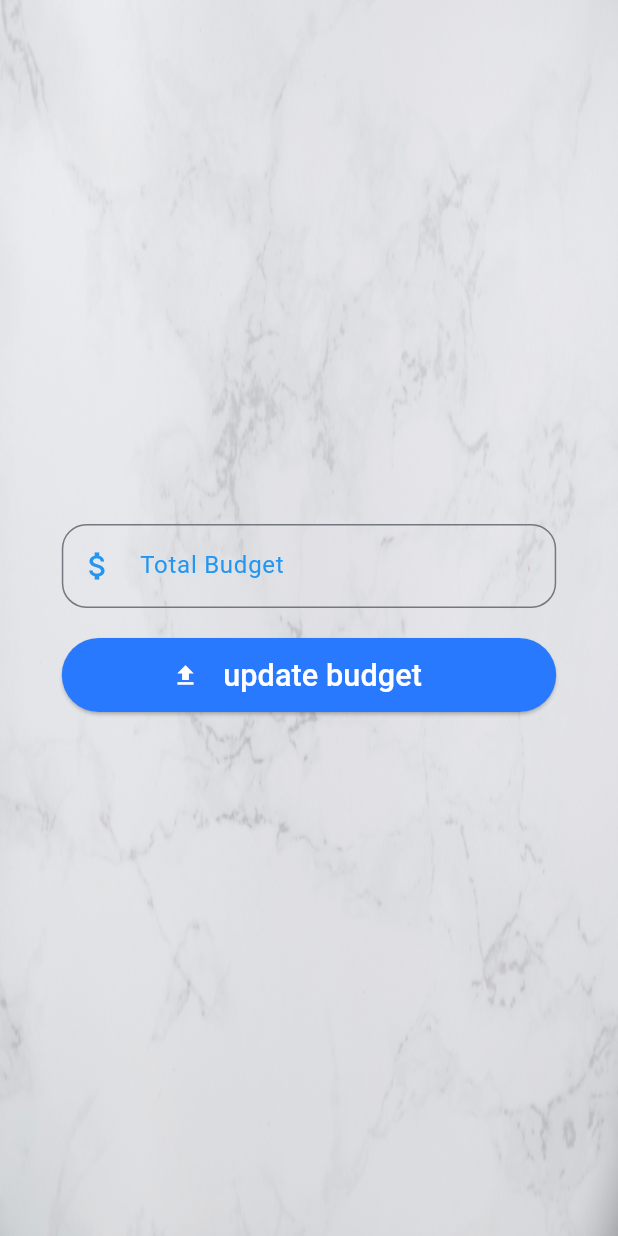
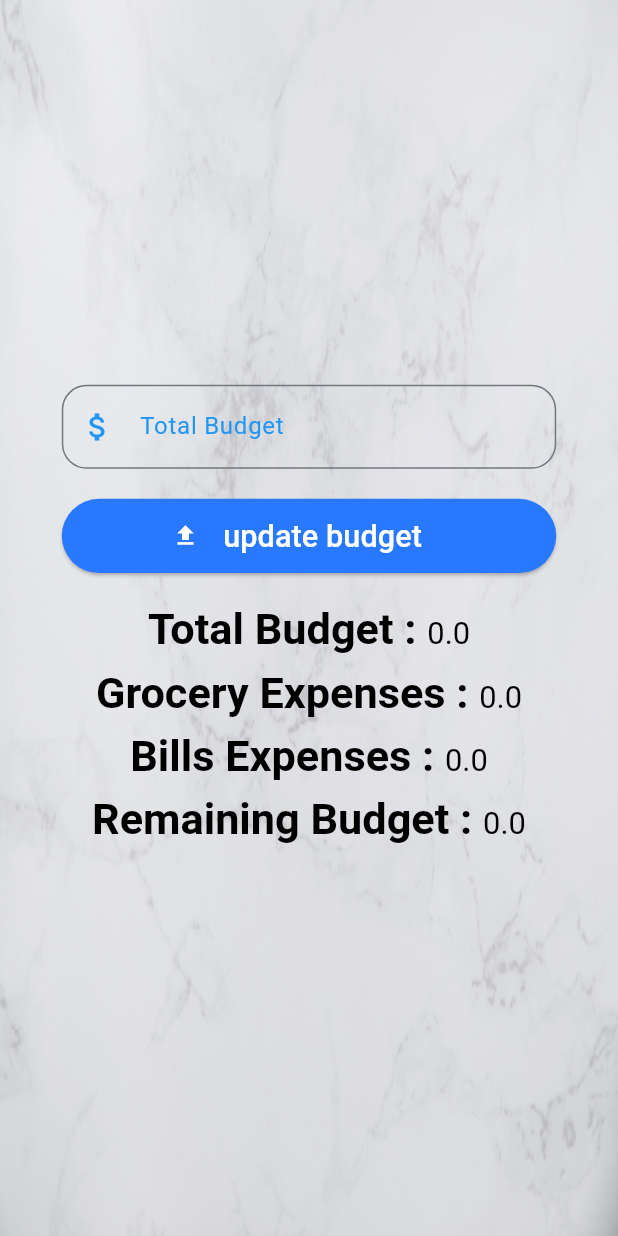
Before and after one commit to UmairRuman/home_manager, a Flutter app: the OverviewPage screen opened directly, after a tap on "update budget", on a phone screen of 412 x 824 dp. Run offline on Flutter 3.47's test engine with Material 3 defaults, Android fonts, the phone set to English and light mode, and no system bars; our stand-ins replace connectivity_plus, flutter_riverpod, get_it, lottie, shared_preferences; accounts and stored records are empty.

Commit message:
controllers connected

```diff
--- a/lib/main.dart
+++ b/lib/main.dart
@@ -15,6 +15,7 @@ import 'package:shared_preferences/shared_preferences.dart';
 
 void main() async {
   WidgetsFlutterBinding.ensureInitialized();
+
   log('initial widget binding initialized');
   GetIt.I.registerSingleton<SharedPreferences>(
     await SharedPreferences.getInstance(),
--- a/lib/pages/home_page/view/home_page.dart
+++ b/lib/pages/home_page/view/home_page.dart
@@ -48,9 +48,9 @@ class _HomePageState extends State<HomePage> {
               scrollDirection: Axis.horizontal,
               children: const [
                 OverviewPage(),
+                UtilityPage(),
+                WeatherPage(),
                 GroceryPage(),
-                WeatherPage(),
-                UtilityPage(),
                 ProfilePage(),
               ],
             ),
--- a/lib/pages/home_page/widgets/bottom_navigation_bar.dart
+++ b/lib/pages/home_page/widgets/bottom_navigation_bar.dart
@@ -50,7 +50,12 @@ class HomePageBottomNavigationBar extends StatelessWidget {
 
     return StatefulBuilder(
       builder: (context, setState) {
-        return BottomNavigationBar(items: []);/// items need to be added
+        return BottomNavigationBar(items: [
+          BottomNavigationBarItem(icon: Icon(Icons.abc), label: 'First'),
+          BottomNavigationBarItem(icon: Icon(Icons.abc), label: 'Second'),
+        ]);
+
+        /// items need to be added
       },
     );
   }
--- a/lib/pages/login_page/controller/login_page_controller.dart
+++ b/lib/pages/login_page/controller/login_page_controller.dart
@@ -1,3 +1,5 @@
+import 'dart:developer';
+
 import 'package:flutter/material.dart';
 import 'package:flutter_project_home_manager/pages/home_page/view/home_page.dart';
 import 'package:flutter_project_home_manager/pages/login_page/controller/login_page_states.dart';
@@ -19,8 +21,11 @@ class LoginPageController extends Notifier<LoginPageState> {
   SharedPreferences sharedData = GetIt.I<SharedPreferences>();
   String? username, password;
 
+  // login button on click function
   loginButtonOnClick(BuildContext context) {
+    log('log in button clicked');
     if (formKey.currentState!.validate()) {
+      log('form get validated');
       sharedData.setBool(
           SharedPreferencesConstant.kAccountCreatedButLogout, false);
       usernameController.text = '';
--- a/lib/pages/login_page/view/login_page.dart
+++ b/lib/pages/login_page/view/login_page.dart
@@ -1,4 +1,5 @@
 import 'package:flutter/material.dart';
+import 'package:flutter_project_home_manager/pages/login_page/controller/login_page_controller.dart';
 
 import 'package:flutter_project_home_manager/pages/login_page/widgets/button_widgets.dart';
 import 'package:flutter_project_home_manager/pages/login_page/widgets/text_fields_widgets.dart';
@@ -10,7 +11,7 @@ class LoginPage extends ConsumerWidget {
   static const pageAddress = '/loginPage';
   @override
   Widget build(BuildContext context, WidgetRef ref) {
-
+    var controller = ref.read(logingPageProvider.notifier);
     final Size(:height, :width) = MediaQuery.sizeOf(context);
     return PopScope(
       canPop: false,
@@ -23,7 +24,7 @@ class LoginPage extends ConsumerWidget {
                   opacity: 0.4)),
           child: Center(
             child: Form(
-              key: key,
+              key: controller.formKey,
               child: SizedBox(
                 height: height * 0.6,
                 child: Column(
--- a/lib/pages/login_page/widgets/button_widgets.dart
+++ b/lib/pages/login_page/widgets/button_widgets.dart
@@ -1,29 +1,23 @@
 import 'package:flutter/material.dart';
 import 'package:flutter_project_home_manager/pages/common_app_widgets/common_button.dart';
-
+import 'package:flutter_project_home_manager/pages/login_page/controller/login_page_controller.dart';
 import 'package:flutter_project_home_manager/utils/shared_prefernces_constants.dart';
-
 import 'package:flutter_riverpod/flutter_riverpod.dart';
 import 'package:get_it/get_it.dart';
 import 'package:shared_preferences/shared_preferences.dart';
 
-class LoginButton extends ConsumerStatefulWidget {
+class LoginButton extends ConsumerWidget {
   const LoginButton({super.key});
 
   @override
-  ConsumerState<LoginButton> createState() => _LoginButtonState();
-}
-
-class _LoginButtonState extends ConsumerState<LoginButton> {
-  @override
-  Widget build(BuildContext context) {
+  Widget build(BuildContext context, WidgetRef ref) {
+    var controller = ref.read(logingPageProvider.notifier);
     final size = MediaQuery.sizeOf(context);
 
     onClick() {
-
       GetIt.I<SharedPreferences>()
-        .setBool(SharedPreferencesConstant.kAccountCreatedButLogout, false);
-
+          .setBool(SharedPreferencesConstant.kAccountCreatedButLogout, false);
+      controller.loginButtonOnClick(context);
     }
 
     return AppCommonButton(
--- /dev/null
+++ b/lib/pages/overview_page/controller/overview_page_controller.dart
@@ -0,0 +1,20 @@
+import 'package:flutter/material.dart';
+import 'package:flutter_project_home_manager/pages/overview_page/controller/overview_page_state.dart';
+import 'package:flutter_riverpod/flutter_riverpod.dart';
+
+final overviewPageProvider =
+    NotifierProvider<OverviewPageController, OverviewPageStates>(
+        OverviewPageController.new);
+
+class OverviewPageController extends Notifier<OverviewPageStates> {
+  TextEditingController totalBudgetTextController = TextEditingController();
+  double totalBudgetText = 0.0;
+  double groceryExpenseText = 0.0;
+  double utilityBillsExpenseText = 0.0;
+  double remainingBalanceText = 0.0;
+
+  @override
+  OverviewPageStates build() {
+    return OverviewPageInitialState();
+  }
+}
--- /dev/null
+++ b/lib/pages/overview_page/controller/overview_page_state.dart
@@ -0,0 +1,5 @@
+@override
+abstract class OverviewPageStates {}
+
+@override
+class OverviewPageInitialState extends OverviewPageStates {}
--- a/lib/pages/overview_page/view/overview_page.dart
+++ b/lib/pages/overview_page/view/overview_page.dart
@@ -1,4 +1,8 @@
 import 'package:flutter/material.dart';
+import 'package:flutter_project_home_manager/pages/overview_page/widgets/bills_expenses_text.dart';
+import 'package:flutter_project_home_manager/pages/overview_page/widgets/grocery_expenses_text.dart';
+import 'package:flutter_project_home_manager/pages/overview_page/widgets/remaining_balance_text.dart';
+import 'package:flutter_project_home_manager/pages/overview_page/widgets/total_budget_text.dart';
 import 'package:flutter_project_home_manager/pages/overview_page/widgets/total_budget_text_field.dart';
 import 'package:flutter_project_home_manager/pages/overview_page/widgets/udpate_budget_button.dart';
 
@@ -23,10 +27,10 @@ class OverviewPage extends ConsumerWidget {
             children: [
               TotalBudgetTextField(),
               UpdateBudgetButton(),
-              // TotalBudgetText(),
-              // GroceryExpensesText(),
-              // BillsExpensesText(),
-              // RemainingBalanceText()
+              TotalBudgetText(),
+              GroceryExpensesText(),
+              BillsExpensesText(),
+              RemainingBalanceText()
             ],
           ),
         ),
--- /dev/null
+++ b/lib/pages/overview_page/widgets/bills_expenses_text.dart
@@ -0,0 +1,36 @@
+import 'package:flutter/material.dart';
+import 'package:flutter_project_home_manager/pages/overview_page/controller/overview_page_controller.dart';
+import 'package:flutter_riverpod/flutter_riverpod.dart';
+
+class BillsExpensesText extends ConsumerWidget {
+  const BillsExpensesText({super.key});
+
+  @override
+  Widget build(BuildContext context, WidgetRef ref) {
+    var controller = ref.read(overviewPageProvider.notifier);
+    var Size(:width) = MediaQuery.sizeOf(context);
+    return Padding(
+      padding: EdgeInsets.all(width * 0.01),
+      child: RichText(
+        text: TextSpan(
+          children: [
+            TextSpan(
+              text: 'Bills Expenses : ',
+              style: TextStyle(
+                  color: Colors.black,
+                  fontSize: width * 0.07,
+                  fontWeight: FontWeight.bold),
+            ),
+            TextSpan(
+              text: controller.utilityBillsExpenseText.toString(),
+              style: TextStyle(
+                color: Colors.black,
+                fontSize: width * 0.05,
+              ),
+            )
+          ],
+        ),
+      ),
+    );
+  }
+}
--- /dev/null
+++ b/lib/pages/overview_page/widgets/grocery_expenses_text.dart
@@ -0,0 +1,36 @@
+import 'package:flutter/material.dart';
+import 'package:flutter_project_home_manager/pages/overview_page/controller/overview_page_controller.dart';
+import 'package:flutter_riverpod/flutter_riverpod.dart';
+
+class GroceryExpensesText extends ConsumerWidget {
+  const GroceryExpensesText({super.key});
+
+  @override
+  Widget build(BuildContext context, WidgetRef ref) {
+    var controller = ref.read(overviewPageProvider.notifier);
+    var Size(:width) = MediaQuery.sizeOf(context);
+    return Padding(
+      padding: EdgeInsets.all(width * 0.01),
+      child: RichText(
+        text: TextSpan(
+          children: [
+            TextSpan(
+              text: 'Grocery Expenses : ',
+              style: TextStyle(
+                  color: Colors.black,
+                  fontSize: width * 0.07,
+                  fontWeight: FontWeight.bold),
+            ),
+            TextSpan(
+              text: controller.groceryExpenseText.toString(),
+              style: TextStyle(
+                color: Colors.black,
+                fontSize: width * 0.05,
+              ),
+            )
+          ],
+        ),
+      ),
+    );
+  }
+}
--- /dev/null
+++ b/lib/pages/overview_page/widgets/remaining_balance_text.dart
@@ -0,0 +1,36 @@
+import 'package:flutter/material.dart';
+import 'package:flutter_project_home_manager/pages/overview_page/controller/overview_page_controller.dart';
+import 'package:flutter_riverpod/flutter_riverpod.dart';
+
+class RemainingBalanceText extends ConsumerWidget {
+  const RemainingBalanceText({super.key});
+
+  @override
+  Widget build(BuildContext context, WidgetRef ref) {
+    var controller = ref.read(overviewPageProvider.notifier);
+    var Size(:width) = MediaQuery.sizeOf(context);
+    return Padding(
+      padding: EdgeInsets.all(width * 0.01),
+      child: RichText(
+        text: TextSpan(
+          children: [
+            TextSpan(
+              text: 'Remaining Budget : ',
+              style: TextStyle(
+                  color: Colors.black,
+                  fontSize: width * 0.07,
+                  fontWeight: FontWeight.bold),
+            ),
+            TextSpan(
+              text: controller.remainingBalanceText.toString(),
+              style: TextStyle(
+                color: Colors.black,
+                fontSize: width * 0.05,
+              ),
+            )
+          ],
+        ),
+      ),
+    );
+  }
+}
--- /dev/null
+++ b/lib/pages/overview_page/widgets/total_budget_text.dart
@@ -0,0 +1,36 @@
+import 'package:flutter/material.dart';
+import 'package:flutter_project_home_manager/pages/overview_page/controller/overview_page_controller.dart';
+import 'package:flutter_riverpod/flutter_riverpod.dart';
+
+class TotalBudgetText extends ConsumerWidget {
+  const TotalBudgetText({super.key});
+
+  @override
+  Widget build(BuildContext context, WidgetRef ref) {
+    var controller = ref.read(overviewPageProvider.notifier);
+    var Size(:width) = MediaQuery.sizeOf(context);
+    return Padding(
+      padding: EdgeInsets.only(top: width * 0.05, bottom: width * 0.01),
+      child: RichText(
+        text: TextSpan(
+          children: [
+            TextSpan(
+              text: 'Total Budget : ',
+              style: TextStyle(
+                  color: Colors.black,
+                  fontSize: width * 0.07,
+                  fontWeight: FontWeight.bold),
+            ),
+            TextSpan(
+              text: controller.totalBudgetText.toString(),
+              style: TextStyle(
+                color: Colors.black,
+                fontSize: width * 0.05,
+              ),
+            )
+          ],
+        ),
+      ),
+    );
+  }
+}
--- a/lib/pages/utilities_page/view/utilites_page_list.dart
+++ b/lib/pages/utilities_page/view/utilites_page_list.dart
@@ -14,8 +14,8 @@ class UtiiltiesPageList extends ConsumerWidget {
     var Size(:width) = MediaQuery.sizeOf(context);
     var controller = ref.read(utilityPageProvider.notifier);
     ref.watch(utilityPageProvider);
-    // var listOfBills = controller.listOfItems;
-    var listOfBills = DummyUtilitiesList.generate();
+    var listOfBills = controller.listOfItems;
+    // var listOfBills = DummyUtilitiesList.generate();
     return ListView.builder(
       itemCount: listOfBills.length,
       itemBuilder: (context, index) {
@@ -31,13 +31,14 @@ class UtiiltiesPageList extends ConsumerWidget {
                   controller.iconAgainstBillCatogary(currentItem.billType)),
               title: Text(
                 currentItem.billType.toString(),
-                style: TextStyle(color: Colors.black, fontSize: width * 0.06),
+                style: TextStyle(color: Colors.black, fontSize: width * 0.05),
               ),
               subtitle: Text(
                 currentItem.dateTime.convertToString(),
                 style:
                     TextStyle(color: Colors.blueAccent, fontSize: width * 0.04),
               ),
+              shape: const CircleBorder(),
               trailing: Text(
                 currentItem.paidAmount.toString(),
                 style:
--- a/lib/pages/utilities_page/view/utility_page_dialog.dart
+++ b/lib/pages/utilities_page/view/utility_page_dialog.dart
@@ -25,7 +25,7 @@ class UtiltiyPageDialog extends StatelessWidget {
           child: DecoratedBox(
             decoration: BoxDecoration(
               borderRadius: BorderRadius.circular(width * 0.08),
-              color: Colors.blue,
+              color: Colors.blue.shade200,
             ),
             child: Column(
               mainAxisAlignment: MainAxisAlignment.spaceEvenly,
@@ -48,7 +48,8 @@ class UtiltiyPageDialog extends StatelessWidget {
                     flex: 8,
                     child: Builder(builder: (context) {
                       return switch (dialogCallType) {
-                        DialogCallType.addNewBill => AddItemDialogButton(dialogContext: context),
+                        DialogCallType.addNewBill =>
+                          AddItemDialogButton(dialogContext: context),
                         DialogCallType.udateExistingBill =>
                           UpdateItemDialogButton(
                             dialogContext: context,
--- a/lib/pages/utilities_page/widgets/drop_down_menu_button.dart
+++ b/lib/pages/utilities_page/widgets/drop_down_menu_button.dart
@@ -4,19 +4,16 @@ import 'package:flutter_riverpod/flutter_riverpod.dart';
 
 /// Flutter code sample for [DropdownButton].
 
-
 class DropDownBillButton extends ConsumerWidget {
   const DropDownBillButton({super.key});
 
-
-
   @override
-  Widget build(BuildContext context,WidgetRef ref) {
+  Widget build(BuildContext context, WidgetRef ref) {
     var controller = ref.read(utilityPageProvider.notifier);
     ref.watch(utilityPageProvider);
-String dropdownValue = controller.billType;
+    String dropdownValue = controller.billType;
     return DropdownButton<String>(
-      dropdownColor: Colors.blueGrey,
+      dropdownColor: Colors.blueAccent,
       value: dropdownValue,
       icon: const Icon(
         Icons.arrow_downward,
@@ -28,7 +25,8 @@ String dropdownValue = controller.billType;
         color: Colors.white,
       ),
       onChanged: controller.onDropDownValueChange,
-      items: controller.listOfBillCatogaries.map<DropdownMenuItem<String>>((String value) {
+      items: controller.listOfBillCatogaries
+          .map<DropdownMenuItem<String>>((String value) {
         return DropdownMenuItem<String>(
           value: value,
           child: Text(
--- a/lib/pages/utilities_page/widgets/payment_text_form_field.dart
+++ b/lib/pages/utilities_page/widgets/payment_text_form_field.dart
@@ -18,7 +18,7 @@ class PaymentTextFormField extends ConsumerWidget {
         textType: TextInputType.number,
         width: width * 0.7,
         value: controller.paidAmount,
-        borderRadius: width * 0.08,
+        borderRadius: width * 0.04,
         controller: controller.paymentController,
         label: 'payment',
         iconColor: Colors.white,
```
